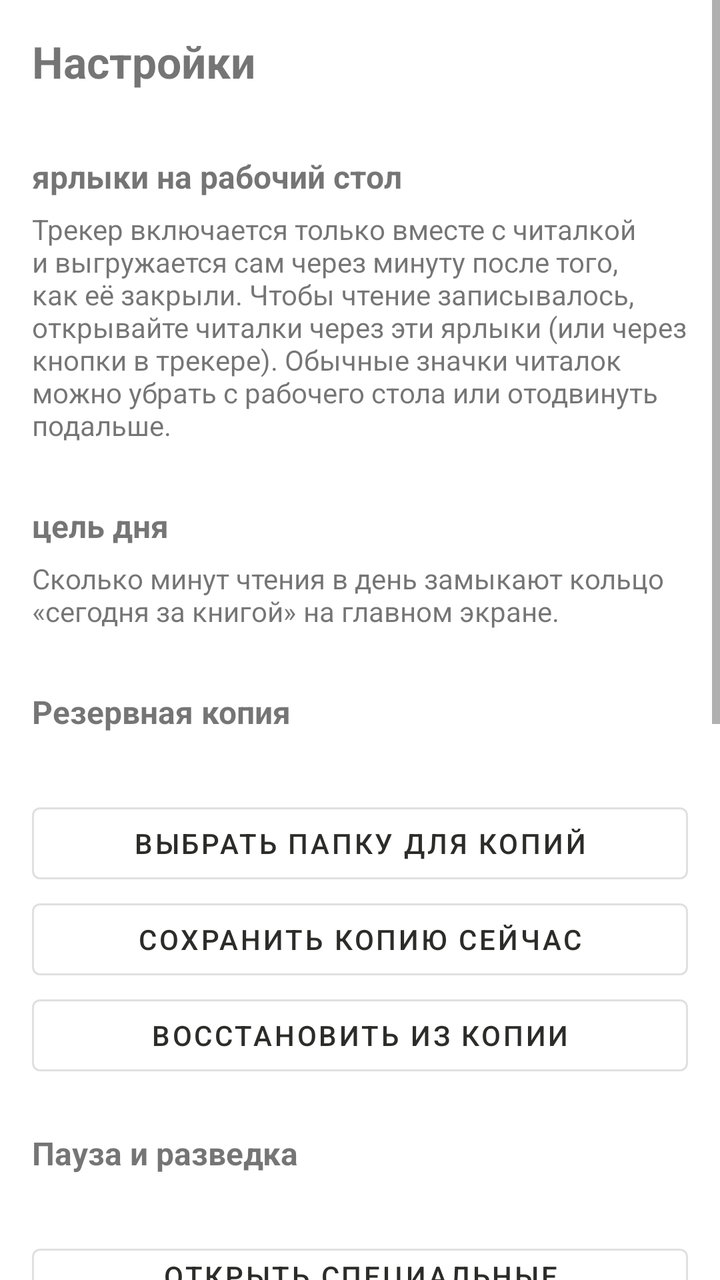
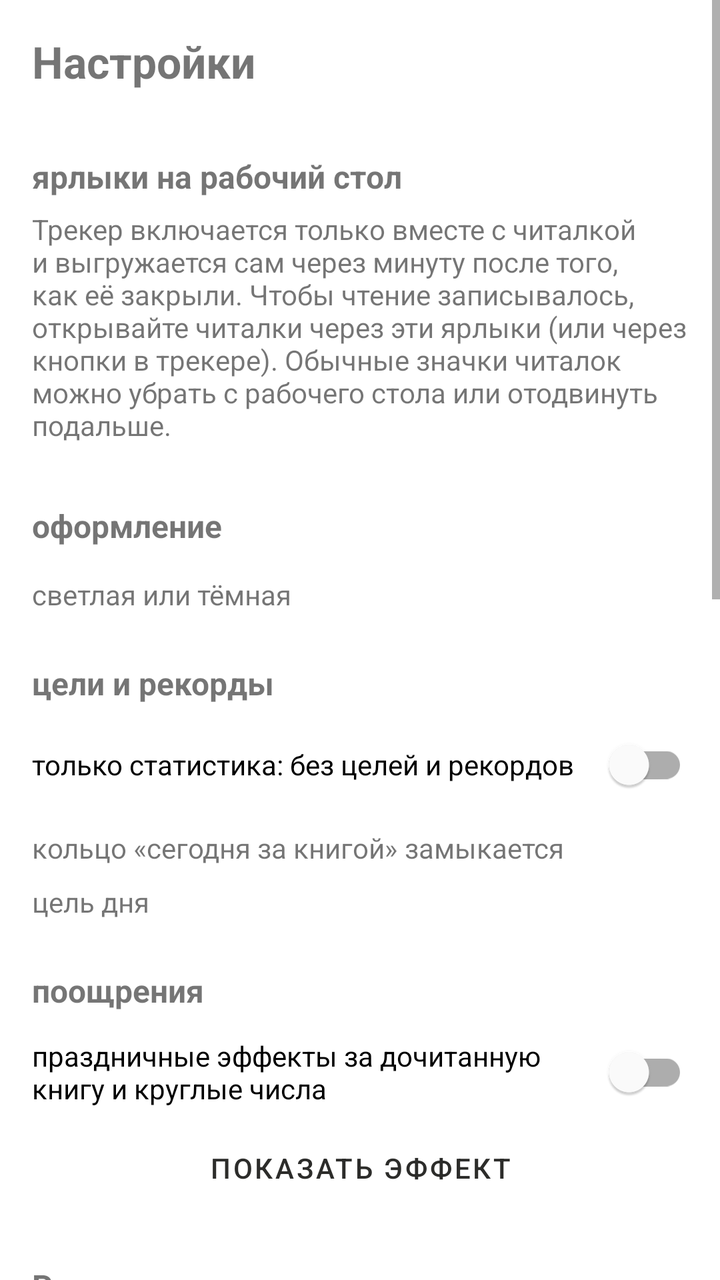

Compare the two renders of this Android layout. The source of the first and the diff that turns it into the second are given below.
<!-- AndroidManifest.xml: application theme Theme.ReadingTracker -->
<!-- res/layout/fragment_settings.xml -->
<?xml version="1.0" encoding="utf-8"?>
<ScrollView
    xmlns:android="http://schemas.android.com/apk/res/android"
    android:layout_width="match_parent"
    android:layout_height="match_parent">

    <LinearLayout
        android:layout_width="match_parent"
        android:layout_height="wrap_content"
        android:orientation="vertical"
        android:padding="16dp">

        <TextView
            android:layout_width="wrap_content"
            android:layout_height="wrap_content"
            android:text="Настройки"
            android:textSize="22sp"
            android:textStyle="bold"
            android:layout_marginBottom="8dp" />

        
        <TextView style="@style/SettingsSection" android:text="ярлыки на рабочий стол" />
        <TextView
            android:layout_width="match_parent"
            android:layout_height="wrap_content"
            android:textSize="14sp"
            android:layout_marginBottom="6dp"
            android:text="Трекер включается только вместе с читалкой и выгружается сам через минуту после того, как её закрыли. Чтобы чтение записывалось, открывайте читалки через эти ярлыки (или через кнопки в трекере). Обычные значки читалок можно убрать с рабочего стола или отодвинуть подальше." />
        <LinearLayout
            android:id="@+id/shortcutButtons"
            android:layout_width="match_parent"
            android:layout_height="wrap_content"
            android:orientation="vertical" />

        
        <TextView style="@style/SettingsSection" android:text="цель дня" />
        <TextView
            android:layout_width="match_parent"
            android:layout_height="wrap_content"
            android:textSize="14sp"
            android:layout_marginBottom="6dp"
            android:text="Сколько минут чтения в день замыкают кольцо «сегодня за книгой» на главном экране." />
        <com.google.android.material.chip.ChipGroup
            xmlns:app="http://schemas.android.com/apk/res-auto"
            android:id="@+id/goalChips"
            android:layout_width="match_parent"
            android:layout_height="wrap_content"
            app:singleSelection="true"
            app:selectionRequired="true" />

        
        <TextView style="@style/SettingsSection" android:text="Резервная копия" />
        <TextView
            android:id="@+id/tvBackupStatus"
            android:layout_width="match_parent"
            android:layout_height="wrap_content"
            android:textSize="14sp"
            android:layout_marginBottom="6dp" />
        <Button
            android:id="@+id/btnBackupFolder"
            android:layout_width="match_parent"
            android:layout_height="wrap_content"
            android:text="Выбрать папку для копий"
            style="@style/Widget.MaterialComponents.Button.OutlinedButton" />
        <Button
            android:id="@+id/btnBackupNow"
            android:layout_width="match_parent"
            android:layout_height="wrap_content"
            android:text="Сохранить копию сейчас"
            style="@style/Widget.MaterialComponents.Button.OutlinedButton" />
        <Button
            android:id="@+id/btnRestore"
            android:layout_width="match_parent"
            android:layout_height="wrap_content"
            android:text="Восстановить из копии"
            style="@style/Widget.MaterialComponents.Button.OutlinedButton" />

        
        <TextView style="@style/SettingsSection" android:text="Пауза и разведка" />
        <TextView
            android:id="@+id/tvA11yStatus"
            android:layout_width="match_parent"
            android:layout_height="wrap_content"
            android:textSize="14sp"
            android:layout_marginBottom="6dp" />
        <Button
            android:id="@+id/btnA11y"
            android:layout_width="match_parent"
            android:layout_height="wrap_content"
            android:text="Открыть специальные возможности"
            style="@style/Widget.MaterialComponents.Button.OutlinedButton" />
        <Button
            android:id="@+id/btnAppInfo"
            android:layout_width="match_parent"
            android:layout_height="wrap_content"
            android:text="Открыть «О приложении»"
            style="@style/Widget.MaterialComponents.Button.OutlinedButton" />
        <TextView
            android:id="@+id/tvScout"
            android:layout_width="match_parent"
            android:layout_height="wrap_content"
            android:textSize="13sp"
            android:textColor="?android:attr/textColorSecondary"
            android:layout_marginTop="8dp" />
        <Button
            android:id="@+id/btnShareScout"
            android:layout_width="match_parent"
            android:layout_height="wrap_content"
            android:text="Отправить журнал разведки"
            style="@style/Widget.MaterialComponents.Button.OutlinedButton" />
        <Button
            android:id="@+id/btnClearScout"
            android:layout_width="match_parent"
            android:layout_height="wrap_content"
            android:text="Очистить журнал"
            style="@style/Widget.MaterialComponents.Button.TextButton" />

        
        <TextView style="@style/SettingsSection" android:text="Иконка приложения" />
        <LinearLayout
            android:id="@+id/iconRow"
            android:layout_width="match_parent"
            android:layout_height="wrap_content"
            android:orientation="horizontal" />

        
        <TextView style="@style/SettingsSection" android:text="Проверка" />
        <TextView
            android:id="@+id/tvReport"
            android:layout_width="match_parent"
            android:layout_height="wrap_content"
            android:textSize="12sp"
            android:textIsSelectable="true"
            android:fontFamily="monospace"
            android:layout_marginBottom="8dp" />
        <Button
            android:id="@+id/btnTestBubble"
            android:layout_width="match_parent"
            android:layout_height="wrap_content"
            android:text="Показать пузырёк для проверки"
            style="@style/Widget.MaterialComponents.Button.OutlinedButton" />
        <Button
            android:id="@+id/btnCopy"
            android:layout_width="match_parent"
            android:layout_height="wrap_content"
            android:text="Скопировать отчёт"
            style="@style/Widget.MaterialComponents.Button.OutlinedButton" />
        <Button
            android:id="@+id/btnClearError"
            android:layout_width="match_parent"
            android:layout_height="wrap_content"
            android:text="Стереть ошибку"
            style="@style/Widget.MaterialComponents.Button.TextButton" />
    </LinearLayout>
</ScrollView>
<!-- resources referenced by this layout -->
<resources>
  <style name="Theme.ReadingTracker" parent="Theme.MaterialComponents.DayNight.NoActionBar">
          <item name="colorPrimary">@color/rt_ink</item>
          <item name="colorPrimaryVariant">@color/rt_ink</item>
          <item name="colorOnPrimary">@color/rt_bg</item>
          <item name="colorSecondary">@color/rt_ink</item>
          <item name="colorOnSecondary">@color/rt_bg</item>
          <item name="android:windowBackground">@color/rt_bg</item>
          <item name="android:statusBarColor">@color/rt_bg</item>
          <item name="android:navigationBarColor">@color/rt_bg</item>
          <item name="android:windowLightStatusBar">@bool/rt_light_bars</item>
      </style>
  <!-- unchanged entries left out for length: 3 -->
</resources>

<!-- the commit's change to res/layout/fragment_settings.xml (unified diff, before → after) -->
@@ -33,20 +33,86 @@
             android:orientation="vertical" />
 
         
-        <TextView style="@style/SettingsSection" android:text="цель дня" />
-        <TextView
-            android:layout_width="match_parent"
-            android:layout_height="wrap_content"
-            android:textSize="14sp"
-            android:layout_marginBottom="6dp"
-            android:text="Сколько минут чтения в день замыкают кольцо «сегодня за книгой» на главном экране." />
+        <TextView style="@style/SettingsSection" android:text="оформление" />
         <com.google.android.material.chip.ChipGroup
             xmlns:app="http://schemas.android.com/apk/res-auto"
-            android:id="@+id/goalChips"
+            android:id="@+id/styleChips"
             android:layout_width="match_parent"
             android:layout_height="wrap_content"
             app:singleSelection="true"
             app:selectionRequired="true" />
+        <TextView
+            android:id="@+id/tvNightLabel"
+            android:layout_width="wrap_content"
+            android:layout_height="wrap_content"
+            android:textSize="14sp"
+            android:layout_marginTop="8dp"
+            android:text="светлая или тёмная" />
+        <com.google.android.material.chip.ChipGroup
+            xmlns:app="http://schemas.android.com/apk/res-auto"
+            android:id="@+id/nightChips"
+            android:layout_width="match_parent"
+            android:layout_height="wrap_content"
+            app:singleSelection="true"
+            app:selectionRequired="true" />
+
+        
+        <TextView style="@style/SettingsSection" android:text="цели и рекорды" />
+        <com.google.android.material.switchmaterial.SwitchMaterial
+            android:id="@+id/swStatsOnly"
+            android:layout_width="match_parent"
+            android:layout_height="wrap_content"
+            android:textSize="14sp"
+            android:text="только статистика: без целей и рекордов" />
+
+        <LinearLayout
+            android:id="@+id/goalBlock"
+            android:layout_width="match_parent"
+            android:layout_height="wrap_content"
+            android:orientation="vertical">
+            <TextView
+                android:layout_width="match_parent"
+                android:layout_height="wrap_content"
+                android:textSize="14sp"
+                android:layout_marginTop="8dp"
+                android:text="кольцо «сегодня за книгой» замыкается" />
+            <com.google.android.material.chip.ChipGroup
+                xmlns:app="http://schemas.android.com/apk/res-auto"
+                android:id="@+id/ringChips"
+                android:layout_width="match_parent"
+                android:layout_height="wrap_content"
+                app:singleSelection="true"
+                app:selectionRequired="true" />
+            <TextView
+                android:id="@+id/tvGoalLabel"
+                android:layout_width="match_parent"
+                android:layout_height="wrap_content"
+                android:textSize="14sp"
+                android:layout_marginTop="8dp"
+                android:text="цель дня" />
+            <com.google.android.material.chip.ChipGroup
+                xmlns:app="http://schemas.android.com/apk/res-auto"
+                android:id="@+id/goalChips"
+                android:layout_width="match_parent"
+                android:layout_height="wrap_content"
+                app:singleSelection="true"
+                app:selectionRequired="true" />
+        </LinearLayout>
+
+        
+        <TextView style="@style/SettingsSection" android:text="поощрения" />
+        <com.google.android.material.switchmaterial.SwitchMaterial
+            android:id="@+id/swEffects"
+            android:layout_width="match_parent"
+            android:layout_height="wrap_content"
+            android:textSize="14sp"
+            android:text="праздничные эффекты за дочитанную книгу и круглые числа" />
+        <Button
+            android:id="@+id/btnTryEffect"
+            android:layout_width="match_parent"
+            android:layout_height="wrap_content"
+            android:text="показать эффект"
+            style="@style/Widget.MaterialComponents.Button.TextButton" />
 
         
         <TextView style="@style/SettingsSection" android:text="Резервная копия" />
@@ -114,14 +180,6 @@
             android:layout_height="wrap_content"
             android:text="Очистить журнал"
             style="@style/Widget.MaterialComponents.Button.TextButton" />
-
-        
-        <TextView style="@style/SettingsSection" android:text="Иконка приложения" />
-        <LinearLayout
-            android:id="@+id/iconRow"
-            android:layout_width="match_parent"
-            android:layout_height="wrap_content"
-            android:orientation="horizontal" />
 
         
         <TextView style="@style/SettingsSection" android:text="Проверка" />
<!-- resource entries referenced after the edit -->
@@ -10,7 +10,152 @@
           <item name="android:statusBarColor">@color/rt_bg</item>
           <item name="android:navigationBarColor">@color/rt_bg</item>
           <item name="android:windowLightStatusBar">@bool/rt_light_bars</item>
+          <item name="rtTile16">@drawable/rt_tile_16</item>
+          <item name="rtTile18">@drawable/rt_tile_18</item>
+          <item name="rtRingTile">@drawable/rt_ring_tile</item>
+          <item name="rtReaderBtn">@drawable/rt_reader_btn</item>
+          <item name="rtNavHeight">52dp</item>
+          <item name="rt_bg">@color/rt_bg</item>
+          <item name="rt_ink">@color/rt_ink</item>
+          <item name="rt_ink2">@color/rt_ink2</item>
+          <item name="rt_ink3">@color/rt_ink3</item>
+          <item name="rt_tile">@color/rt_tile</item>
+          <item name="rt_tile_stroke">@color/rt_tile_stroke</item>
+          <item name="rt_strong">@color/rt_strong</item>
+          <item name="rt_on_strong">@color/rt_on_strong</item>
+          <item name="rt_on_strong2">@color/rt_on_strong2</item>
+          <item name="rt_ring_bg">@color/rt_ring_bg</item>
+          <item name="rt_ring_stroke">@color/rt_ring_stroke</item>
+          <item name="rt_ring_fg">@color/rt_ring_fg</item>
+          <item name="rt_ring_sub">@color/rt_ring_sub</item>
+          <item name="rt_ring_track">@color/rt_ring_track</item>
+          <item name="rt_ring_prog">@color/rt_ring_prog</item>
+          <item name="rt_ring_track2">@color/rt_ring_track2</item>
+          <item name="rt_ring_prog2">@color/rt_ring_prog2</item>
+          <item name="rt_bar0">@color/rt_bar0</item>
+          <item name="rt_bar1">@color/rt_bar1</item>
+          <item name="rt_bar2">@color/rt_bar2</item>
+          <item name="rt_bar3">@color/rt_bar3</item>
+          <item name="rt_bar4">@color/rt_bar4</item>
+          <item name="rt_bar_zero_text">@color/rt_bar_zero_text</item>
+          <item name="rt_cover">@color/rt_cover</item>
+          <item name="rt_cover_stroke">@color/rt_cover_stroke</item>
+          <item name="rt_cover_hinge">@color/rt_cover_hinge</item>
+          <item name="rt_board">@color/rt_board</item>
+          <item name="rt_pages">@color/rt_pages</item>
+          <item name="rt_page_line">@color/rt_page_line</item>
+          <item name="rt_spine">@color/rt_spine</item>
+          <item name="rt_band">@color/rt_band</item>
+          <item name="rt_band_stroke">@color/rt_band_stroke</item>
+          <item name="rt_band_rule">@color/rt_band_rule</item>
+          <item name="rt_band_text">@color/rt_band_text</item>
+          <item name="rt_band_fold">@color/rt_band_fold</item>
+          <item name="rt_band_shadow">@color/rt_band_shadow</item>
+          <item name="rt_brick">@color/rt_brick</item>
+          <item name="rt_brick_today">@color/rt_brick_today</item>
+          <item name="rt_brick_empty">@color/rt_brick_empty</item>
+          <item name="rt_book_d">@color/rt_book_d</item>
+          <item name="rt_book_m">@color/rt_book_m</item>
+          <item name="rt_book_l">@color/rt_book_l</item>
+          <item name="rt_book_cap">@color/rt_book_cap</item>
+          <item name="rt_ghost">@color/rt_ghost</item>
+          <item name="rt_ghost_stripe">@color/rt_ghost_stripe</item>
+          <item name="rt_shelf">@color/rt_shelf</item>
+          <item name="rt_block_ghost">@color/rt_block_ghost</item>
+          <item name="rt_block_ghost_big">@color/rt_block_ghost_big</item>
+          <item name="rt_reader_stroke">@color/rt_reader_stroke</item>
+          <item name="rt_nav_line">@color/rt_nav_line</item>
+          <item name="rt_cover2">@color/rt_cover2</item>
+          <item name="rt_cover3">@color/rt_cover3</item>
+          <item name="rt_cover4">@color/rt_cover4</item>
+          <item name="rt_accent">@color/rt_accent</item>
+          <item name="rt_screen_bg">@color/rt_screen_bg</item>
+          <item name="rt_chart_grid">@color/rt_chart_grid</item>
+          <item name="rt_heat0">@color/rt_heat0</item>
       </style>
+  <!-- drawable rt_tile_16 (drawable) -->
+  <?xml version="1.0" encoding="utf-8"?>
+  <shape xmlns:android="http://schemas.android.com/apk/res/android" android:shape="rectangle">
+      <solid android:color="@color/rt_tile" />
+      <stroke android:width="1dp" android:color="@color/rt_tile_stroke" />
+      <corners android:radius="16dp" />
+  </shape>
+  <!-- drawable rt_tile_18 (drawable) -->
+  <?xml version="1.0" encoding="utf-8"?>
+  <shape xmlns:android="http://schemas.android.com/apk/res/android" android:shape="rectangle">
+      <solid android:color="@color/rt_tile" />
+      <stroke android:width="1dp" android:color="@color/rt_tile_stroke" />
+      <corners android:radius="18dp" />
+  </shape>
+  <!-- drawable rt_ring_tile (drawable) -->
+  <?xml version="1.0" encoding="utf-8"?>
+  <shape xmlns:android="http://schemas.android.com/apk/res/android" android:shape="rectangle">
+      <solid android:color="@color/rt_ring_bg" />
+      <stroke android:width="1dp" android:color="@color/rt_ring_stroke" />
+      <corners android:radius="18dp" />
+  </shape>
+  <!-- drawable rt_reader_btn (drawable) -->
+  <?xml version="1.0" encoding="utf-8"?>
+  <shape xmlns:android="http://schemas.android.com/apk/res/android" android:shape="rectangle">
+      <solid android:color="@android:color/transparent" />
+      <stroke android:width="1.5dp" android:color="@color/rt_reader_stroke" />
+      <corners android:radius="12dp" />
+  </shape>
+  <color name="rt_ink2">#5F5E5A</color>
+  <color name="rt_ink3">#B4B2A9</color>
+  <color name="rt_tile">#F6F5F1</color>
+  <color name="rt_tile_stroke">#B4B2A9</color>
+  <color name="rt_strong">#2C2C2A</color>
+  <color name="rt_on_strong">#F4F2EC</color>
+  <color name="rt_on_strong2">#D3D1C7</color>
+  <color name="rt_ring_bg">#2C2C2A</color>
+  <color name="rt_ring_stroke">#2C2C2A</color>
+  <color name="rt_ring_fg">#F1EFE9</color>
+  <color name="rt_ring_sub">#D3D1C7</color>
+  <color name="rt_ring_track">#5F5E5A</color>
+  <color name="rt_ring_prog">#ECEAE3</color>
+  <color name="rt_ring_track2">#444441</color>
+  <color name="rt_ring_prog2">#B4B2A9</color>
+  <color name="rt_bar0">#D3D1C7</color>
+  <color name="rt_bar1">#B4B2A9</color>
+  <color name="rt_bar2">#888780</color>
+  <color name="rt_bar3">#5F5E5A</color>
+  <color name="rt_bar4">#2C2C2A</color>
+  <color name="rt_bar_zero_text">#B4B2A9</color>
+  <color name="rt_cover">#F6F5F1</color>
+  <color name="rt_cover_stroke">#2C2C2A</color>
+  <color name="rt_cover_hinge">#D3D1C7</color>
+  <color name="rt_board">#EDEBE4</color>
+  <color name="rt_pages">#F5F3EE</color>
+  <color name="rt_page_line">#B4B2A9</color>
+  <color name="rt_spine">#DCDAD2</color>
+  <color name="rt_band">#F9F7F2</color>
+  <color name="rt_band_stroke">#2C2C2A</color>
+  <color name="rt_band_rule">#D3D1C7</color>
+  <color name="rt_band_text">#2C2C2A</color>
+  <color name="rt_band_fold">#D3D1C7</color>
+  <color name="rt_band_shadow">#292C2C2A</color>
+  <color name="rt_brick">#888780</color>
+  <color name="rt_brick_today">#2C2C2A</color>
+  <color name="rt_brick_empty">#B4B2A9</color>
+  <color name="rt_book_d">#2C2C2A</color>
+  <color name="rt_book_m">#5F5E5A</color>
+  <color name="rt_book_l">#888780</color>
+  <color name="rt_book_cap">#141413</color>
+  <color name="rt_ghost">#9C9A92</color>
+  <color name="rt_ghost_stripe">#D3D1C7</color>
+  <color name="rt_shelf">#2C2C2A</color>
+  <color name="rt_block_ghost">#888780</color>
+  <color name="rt_block_ghost_big">#B4B2A9</color>
+  <color name="rt_reader_stroke">#888780</color>
+  <color name="rt_nav_line">#D3D1C7</color>
+  <color name="rt_cover2">#B4B2A9</color>
+  <color name="rt_cover3">#5F5E5A</color>
+  <color name="rt_cover4">#888780</color>
+  <color name="rt_accent">#2C2C2A</color>
+  <color name="rt_screen_bg">#FFFFFF</color>
+  <color name="rt_chart_grid">#E2E1DC</color>
+  <color name="rt_heat0">#EBEAE6</color>
   <!-- unchanged entries left out for length: 3 -->
 </resources>
 
